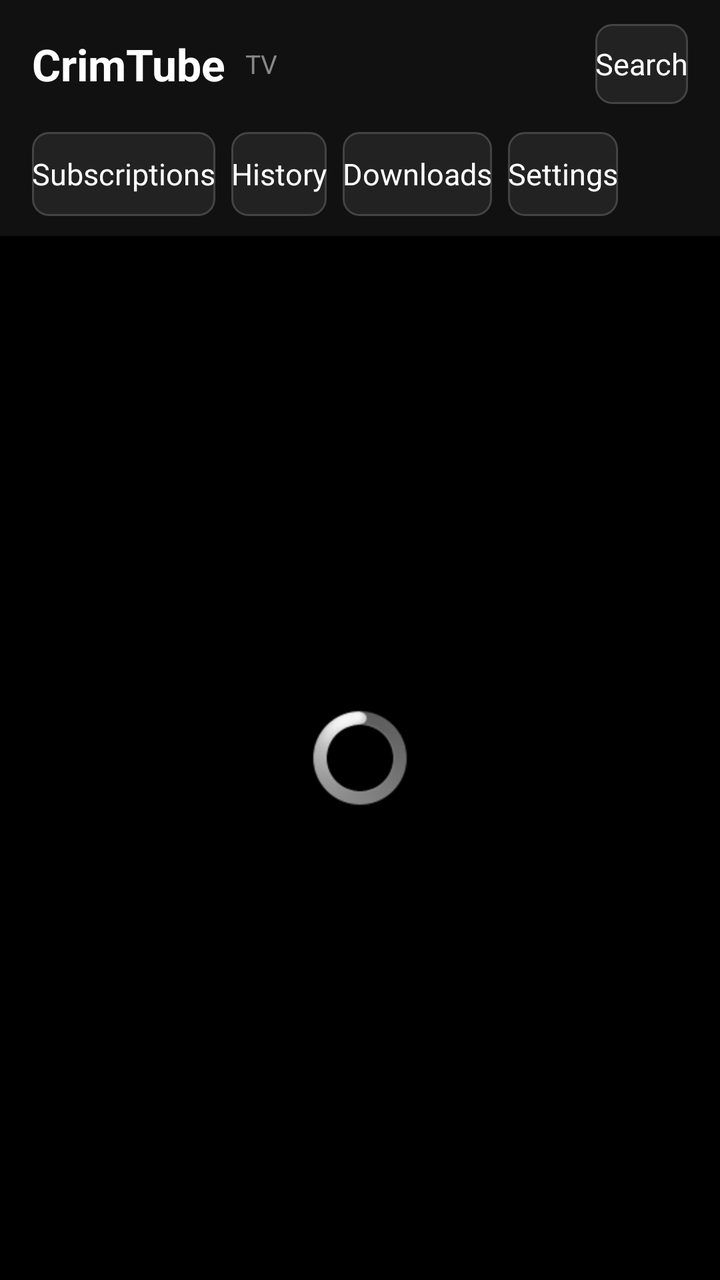
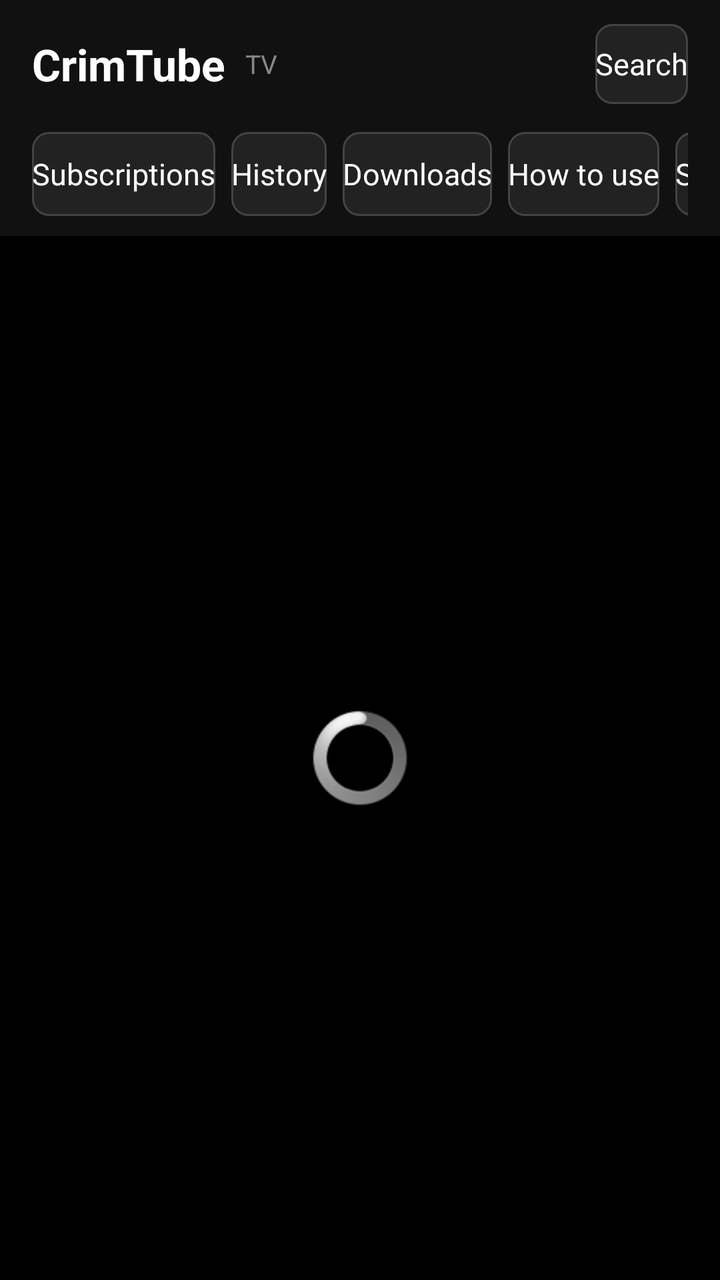

The first picture is an Android layout as it rendered before a commit; the second is the same layout after the commit. The layout source and the unified diff follow.
<!-- AndroidManifest.xml: activity theme TvTheme -->
<!-- res/layout/activity_tv_main.xml -->
<?xml version="1.0" encoding="utf-8"?>
<LinearLayout xmlns:android="http://schemas.android.com/apk/res/android"
    android:layout_width="match_parent"
    android:layout_height="match_parent"
    android:orientation="vertical"
    android:background="@color/background">

    <LinearLayout
        android:layout_width="match_parent"
        android:layout_height="wrap_content"
        android:orientation="vertical"
        android:paddingLeft="16dp"
        android:paddingRight="16dp"
        android:paddingTop="8dp"
        android:paddingBottom="6dp"
        android:background="#111111">

        <LinearLayout
            android:layout_width="match_parent"
            android:layout_height="48dp"
            android:orientation="horizontal"
            android:gravity="center_vertical">

            <TextView
                android:id="@+id/tv_title"
                android:layout_width="wrap_content"
                android:layout_height="wrap_content"
                android:text="@string/app_name"
                android:textColor="#FFFFFF"
                android:textSize="22sp"
                android:textStyle="bold" />

            <TextView
                android:id="@+id/tv_version"
                android:layout_width="wrap_content"
                android:layout_height="wrap_content"
                android:layout_marginLeft="10dp"
                android:text="TV"
                android:textColor="#888888"
                android:textSize="13sp" />

            <Space
                android:layout_width="0dp"
                android:layout_height="1dp"
                android:layout_weight="1" />

            <Button
                android:id="@+id/tv_search"
                android:layout_width="wrap_content"
                android:layout_height="40dp"
                android:text="@string/tv_search"
                android:textSize="15sp"
                android:background="@drawable/tv_button_bg"
                android:textColor="#FFFFFF"
                android:focusable="true" />
        </LinearLayout>

        <HorizontalScrollView
            android:layout_width="match_parent"
            android:layout_height="50dp"
            android:layout_marginTop="6dp"
            android:fillViewport="false"
            android:scrollbars="none">

            <LinearLayout
                android:layout_width="wrap_content"
                android:layout_height="match_parent"
                android:orientation="horizontal"
                android:gravity="center_vertical">

                <Button
                    android:id="@+id/tv_subscriptions"
                    android:layout_width="wrap_content"
                    android:layout_height="42dp"
                    android:text="@string/subscriptions"
                    android:textSize="15sp"
                    android:background="@drawable/tv_button_bg"
                    android:textColor="#FFFFFF"
                    android:focusable="true" />

                <Button
                    android:id="@+id/tv_history"
                    android:layout_width="wrap_content"
                    android:layout_height="42dp"
                    android:layout_marginLeft="8dp"
                    android:text="@string/history"
                    android:textSize="15sp"
                    android:background="@drawable/tv_button_bg"
                    android:textColor="#FFFFFF"
                    android:focusable="true" />

                <Button
                    android:id="@+id/tv_downloads"
                    android:layout_width="wrap_content"
                    android:layout_height="42dp"
                    android:layout_marginLeft="8dp"
                    android:text="@string/downloads"
                    android:textSize="15sp"
                    android:background="@drawable/tv_button_bg"
                    android:textColor="#FFFFFF"
                    android:focusable="true" />

                <Button
                    android:id="@+id/tv_settings"
                    android:layout_width="wrap_content"
                    android:layout_height="42dp"
                    android:layout_marginLeft="8dp"
                    android:text="@string/settings"
                    android:textSize="15sp"
                    android:background="@drawable/tv_button_bg"
                    android:textColor="#FFFFFF"
                    android:focusable="true" />
            </LinearLayout>
        </HorizontalScrollView>
    </LinearLayout>

    <FrameLayout
        android:layout_width="match_parent"
        android:layout_height="0dp"
        android:layout_weight="1">

        <GridView
            android:id="@+id/tv_grid"
            android:layout_width="match_parent"
            android:layout_height="match_parent"
            android:numColumns="4"
            android:horizontalSpacing="16dp"
            android:verticalSpacing="20dp"
            android:padding="24dp"
            android:clipToPadding="false"
            android:stretchMode="columnWidth"
            android:listSelector="@android:color/transparent" />

        <ProgressBar
            android:id="@+id/tv_loading"
            android:layout_width="wrap_content"
            android:layout_height="wrap_content"
            android:layout_gravity="center" />

        <TextView
            android:id="@+id/tv_empty"
            android:layout_width="wrap_content"
            android:layout_height="wrap_content"
            android:layout_gravity="center"
            android:textColor="#AAAAAA"
            android:textSize="18sp"
            android:visibility="gone" />
    </FrameLayout>
</LinearLayout>
<!-- resources referenced by this layout -->
<resources>
  <color name="background">#000</color>
  <!-- drawable tv_button_bg (drawable) -->
  <?xml version="1.0" encoding="utf-8"?>
  <selector xmlns:android="http://schemas.android.com/apk/res/android">
      <item android:state_focused="true">
          <shape>
              <solid android:color="#00BCD4" />
              <stroke android:width="2dp" android:color="#FFFFFF" />
              <corners android:radius="8dp" />
          </shape>
      </item>
      <item android:state_pressed="true">
          <shape>
              <solid android:color="#00BCD4" />
              <corners android:radius="8dp" />
          </shape>
      </item>
      <item>
          <shape>
              <solid android:color="#222222" />
              <stroke android:width="1dp" android:color="#444444" />
              <corners android:radius="8dp" />
          </shape>
      </item>
  </selector>
  <string name="app_name" translatable="false">CrimTube</string>
  <string name="downloads">Downloads</string>
  <string name="history">History</string>
  <string name="settings">Settings</string>
  <string name="subscriptions">Subscriptions</string>
  <string name="tv_search">Search</string>
  <style name="TvTheme" parent="@android:style/Theme.Black.NoTitleBar.Fullscreen">
          <item name="android:windowBackground">@color/background</item>
          <item name="android:colorAccent">#33B5E5</item>
      </style>
</resources>

<!-- the commit's change to res/layout/activity_tv_main.xml (unified diff, before → after) -->
@@ -101,6 +101,17 @@
                     android:focusable="true" />
 
                 <Button
+                    android:id="@+id/tv_help"
+                    android:layout_width="wrap_content"
+                    android:layout_height="42dp"
+                    android:layout_marginLeft="8dp"
+                    android:text="@string/help"
+                    android:textSize="15sp"
+                    android:background="@drawable/tv_button_bg"
+                    android:textColor="#FFFFFF"
+                    android:focusable="true" />
+
+                <Button
                     android:id="@+id/tv_settings"
                     android:layout_width="wrap_content"
                     android:layout_height="42dp"
<!-- resource entries referenced after the edit -->
@@ -27,6 +27,7 @@
   </selector>
   <string name="app_name" translatable="false">CrimTube</string>
   <string name="downloads">Downloads</string>
+  <string name="help">How to use</string>
   <string name="history">History</string>
   <string name="settings">Settings</string>
   <string name="subscriptions">Subscriptions</string>
